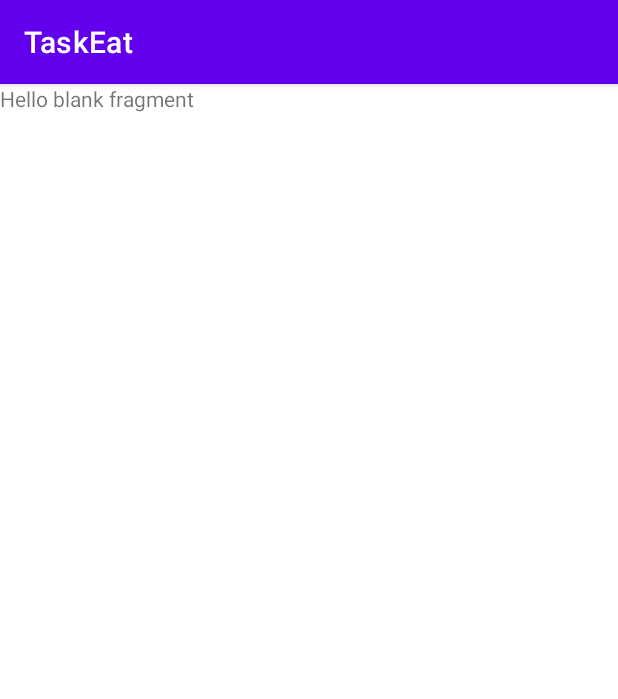
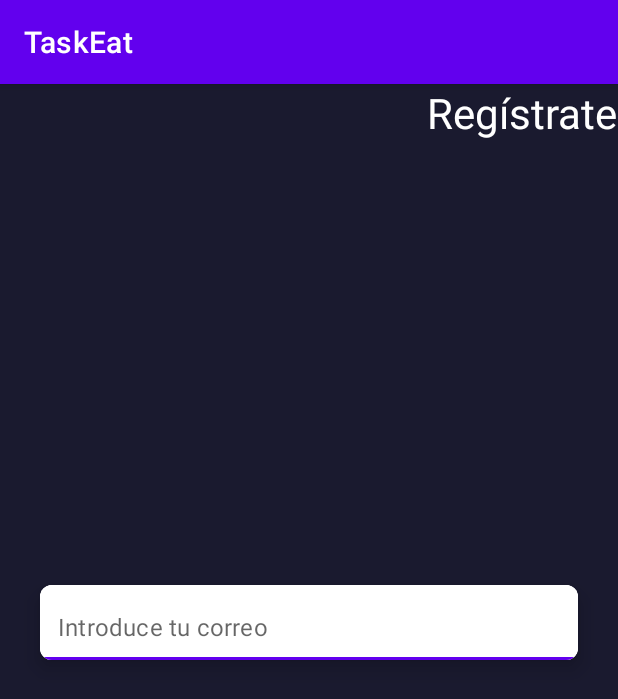
Before and after one commit to gonmarmar5/taskEat, an Android app: the fragment SignUpFragment shown on its own in the app's theme, on a phone screen of 412 x 824 dp. Shown: the top 699 px of the screen. Run offline under Robolectric (Android 15) with nearby library versions, the phone set to English and light mode, and no system bars.

Commit message:
feat: Sign up fragment

```diff
--- a/app/src/main/java/com/example/taskeat/fragments/SignUpFragment.kt
+++ b/app/src/main/java/com/example/taskeat/fragments/SignUpFragment.kt
@@ -7,28 +7,7 @@
 import android.view.ViewGroup
 import com.example.taskeat.R
 
-// TODO: Rename parameter arguments, choose names that match
-// the fragment initialization parameters, e.g. ARG_ITEM_NUMBER
-private const val ARG_PARAM1 = "param1"
-private const val ARG_PARAM2 = "param2"
-
-/**
- * A simple [Fragment] subclass.
- * Use the [SignUpFragment.newInstance] factory method to
- * create an instance of this fragment.
- */
 class SignUpFragment : Fragment() {
-    // TODO: Rename and change types of parameters
-    private var param1: String? = null
-    private var param2: String? = null
-
-    override fun onCreate(savedInstanceState: Bundle?) {
-        super.onCreate(savedInstanceState)
-        arguments?.let {
-            param1 = it.getString(ARG_PARAM1)
-            param2 = it.getString(ARG_PARAM2)
-        }
-    }
 
     override fun onCreateView(
         inflater: LayoutInflater, container: ViewGroup?,
@@ -38,23 +17,4 @@
         return inflater.inflate(R.layout.fragment_sign_up, container, false)
     }
 
-    companion object {
-        /**
-         * Use this factory method to create a new instance of
-         * this fragment using the provided parameters.
-         *
-         * @param param1 Parameter 1.
-         * @param param2 Parameter 2.
-         * @return A new instance of fragment SignUpFragment.
-         */
-        // TODO: Rename and change types and number of parameters
-        @JvmStatic
-        fun newInstance(param1: String, param2: String) =
-            SignUpFragment().apply {
-                arguments = Bundle().apply {
-                    putString(ARG_PARAM1, param1)
-                    putString(ARG_PARAM2, param2)
-                }
-            }
-    }
 }
--- a/app/src/main/res/layout/activity_main.xml
+++ b/app/src/main/res/layout/activity_main.xml
@@ -7,7 +7,7 @@
     android:background="@color/background"
     tools:context=".MainActivity">
 
-    <androidx.fragment.app.FragmentContainerView
+    <fragment
         android:id="@+id/nav_host_fragment"
         android:name="androidx.navigation.fragment.NavHostFragment"
         android:layout_width="0dp"
--- a/app/src/main/res/layout/fragment_sign_up.xml
+++ b/app/src/main/res/layout/fragment_sign_up.xml
@@ -1,14 +1,67 @@
 <?xml version="1.0" encoding="utf-8"?>
-<FrameLayout xmlns:android="http://schemas.android.com/apk/res/android"
+<androidx.constraintlayout.widget.ConstraintLayout xmlns:android="http://schemas.android.com/apk/res/android"
     xmlns:tools="http://schemas.android.com/tools"
     android:layout_width="match_parent"
     android:layout_height="match_parent"
+    xmlns:app="http://schemas.android.com/apk/res-auto"
+    android:background="@color/background"
     tools:context=".fragments.SignUpFragment">
 
-    <!-- TODO: Update blank fragment layout -->
+    <com.google.android.material.imageview.ShapeableImageView
+        android:id="@+id/shape1"
+        android:layout_width="60dp"
+        android:layout_height="130dp"
+        android:scaleType="fitXY"
+        app:layout_constraintBottom_toBottomOf="parent"
+        app:layout_constraintEnd_toEndOf="parent"
+        app:layout_constraintTop_toTopOf="parent">
+
+    </com.google.android.material.imageview.ShapeableImageView>
+
     <TextView
-        android:layout_width="match_parent"
-        android:layout_height="match_parent"
-        android:text="@string/hello_blank_fragment" />
+        android:layout_width="wrap_content"
+        android:layout_height="wrap_content"
+        android:gravity="center_horizontal"
+        android:textSize="28sp"
+        android:text="Regístrate"
+        android:textColor="@color/white"
+        app:layout_constraintEnd_toEndOf="parent"
+        app:layout_constraintTop_toTopOf="parent">
+        ></TextView>
 
-</FrameLayout>
+    <com.google.android.material.card.MaterialCardView
+        android:layout_width="0dp"
+        android:layout_height="wrap_content"
+        app:layout_constraintEnd_toEndOf="parent"
+        app:flow_horizontalBias="0.5"
+        app:layout_constraintStart_toStartOf="parent"
+        android:layout_marginHorizontal="16dp"
+        app:cardCornerRadius="8dp"
+        app:cardElevation="8dp"
+        app:cardUseCompatPadding="true"
+        app:layout_constraintTop_toTopOf="@id/shape1">
+
+        <com.google.android.material.textfield.TextInputLayout
+            android:layout_width="match_parent"
+            android:layout_height="50dp"
+            android:background="@color/white"
+            android:boxStrokeWidth="0dp"
+            android:boxStrokeWidthFocussed="0dp"
+            app:hintEnabled="false">
+
+
+            <com.google.android.material.textfield.TextInputEditText
+                android:layout_height="match_parent"
+                android:layout_width="match_parent"
+                android:background="@color/white"
+                android:hint="Introduce tu correo"
+                android:inputType="textEmailAddress"
+                android:paddingStart="12dp"
+                android:paddingTop="15dp">
+
+            </com.google.android.material.textfield.TextInputEditText>
+
+        </com.google.android.material.textfield.TextInputLayout>
+    </com.google.android.material.card.MaterialCardView>
+
+</androidx.constraintlayout.widget.ConstraintLayout>
--- a/app/src/main/res/values/colors.xml
+++ b/app/src/main/res/values/colors.xml
@@ -6,6 +6,7 @@
     <color name="teal_200">#FF03DAC5</color>
     <color name="teal_700">#FF018786</color>
     <color name="black">#FF000000</color>
+
     <color name="white">#FFFFFFFF</color>
     <color name="background">#1A1A2F</color>
     <color name="background_task">#242443</color>
```
